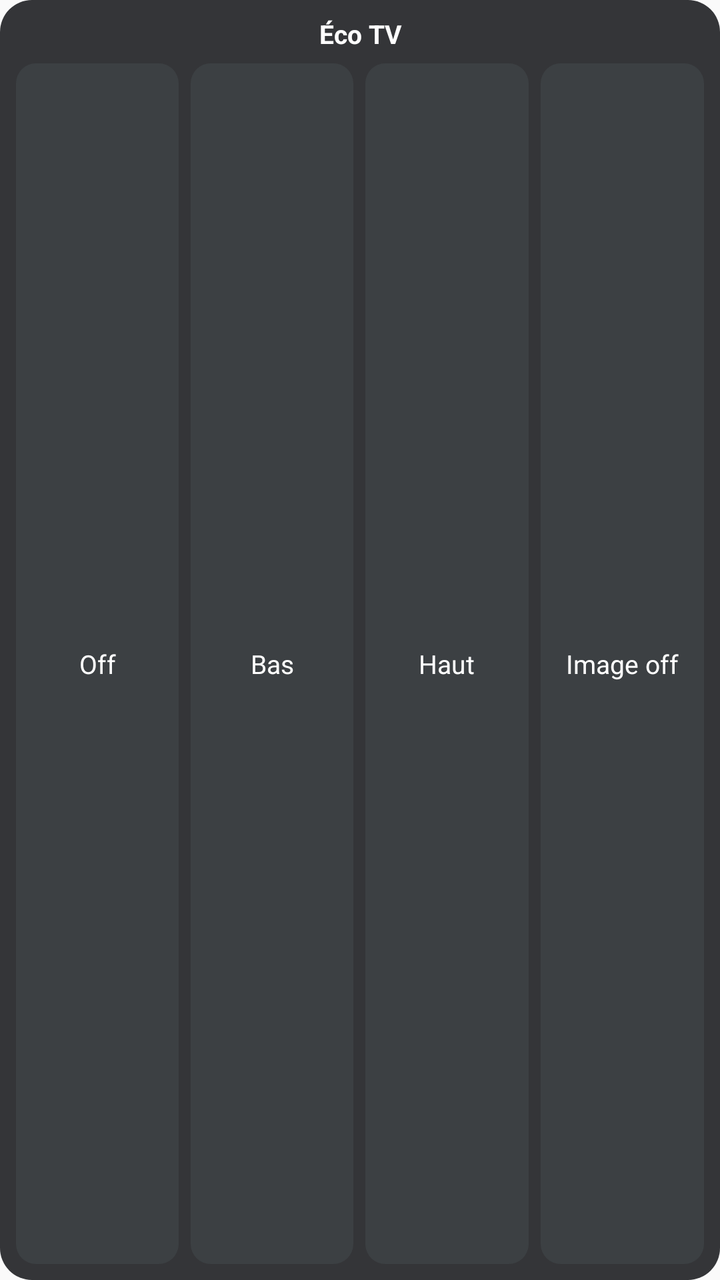
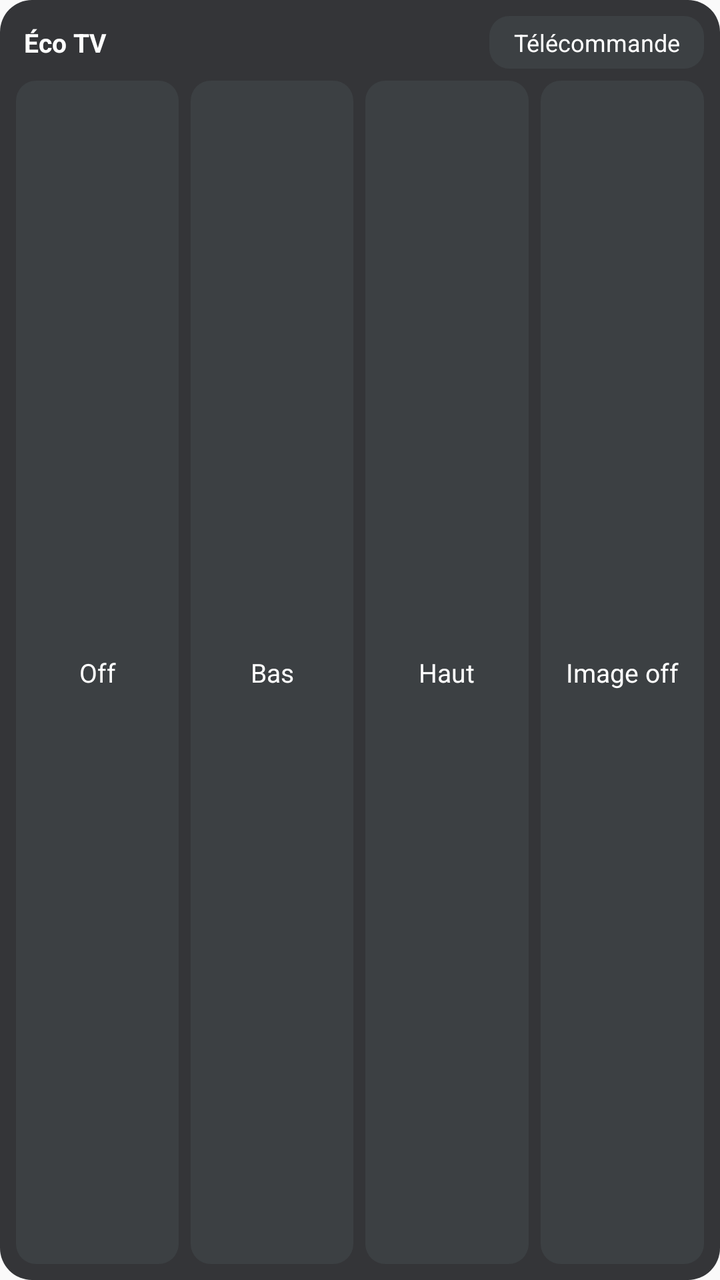

Screens rendered from an Android XML layout before and after an edit, with the pre-edit source and the edit as a unified diff.
<!-- AndroidManifest.xml: application theme android:Theme.Material.Light.DarkActionBar -->
<!-- res/layout/widget_eco.xml -->
<?xml version="1.0" encoding="utf-8"?>
<LinearLayout xmlns:android="http://schemas.android.com/apk/res/android"
    android:layout_width="match_parent"
    android:layout_height="match_parent"
    android:background="@drawable/widget_bg"
    android:orientation="vertical"
    android:padding="8dp">

    <TextView
        android:id="@+id/widget_title"
        android:layout_width="match_parent"
        android:layout_height="wrap_content"
        android:gravity="center"
        android:paddingBottom="6dp"
        android:text="@string/widget_title_default"
        android:textColor="#FFFFFF"
        android:textSize="13sp"
        android:textStyle="bold" />

    <LinearLayout
        android:layout_width="match_parent"
        android:layout_height="0dp"
        android:layout_weight="1"
        android:orientation="horizontal">

        <TextView
            android:id="@+id/btn_off"
            android:layout_width="0dp"
            android:layout_height="match_parent"
            android:layout_marginEnd="3dp"
            android:layout_weight="1"
            android:background="@drawable/btn_idle"
            android:gravity="center"
            android:text="@string/mode_off"
            android:textColor="#FFFFFF"
            android:textSize="13sp" />

        <TextView
            android:id="@+id/btn_low"
            android:layout_width="0dp"
            android:layout_height="match_parent"
            android:layout_marginStart="3dp"
            android:layout_marginEnd="3dp"
            android:layout_weight="1"
            android:background="@drawable/btn_idle"
            android:gravity="center"
            android:text="@string/mode_low"
            android:textColor="#FFFFFF"
            android:textSize="13sp" />

        <TextView
            android:id="@+id/btn_high"
            android:layout_width="0dp"
            android:layout_height="match_parent"
            android:layout_marginStart="3dp"
            android:layout_marginEnd="3dp"
            android:layout_weight="1"
            android:background="@drawable/btn_idle"
            android:gravity="center"
            android:text="@string/mode_high"
            android:textColor="#FFFFFF"
            android:textSize="13sp" />

        <TextView
            android:id="@+id/btn_picture_off"
            android:layout_width="0dp"
            android:layout_height="match_parent"
            android:layout_marginStart="3dp"
            android:layout_weight="1"
            android:background="@drawable/btn_idle"
            android:gravity="center"
            android:text="@string/mode_picture_off"
            android:textColor="#FFFFFF"
            android:textSize="13sp" />
    </LinearLayout>
</LinearLayout>
<!-- resources referenced by this layout -->
<resources>
  <!-- drawable btn_idle (drawable) -->
  <?xml version="1.0" encoding="utf-8"?>
  <shape xmlns:android="http://schemas.android.com/apk/res/android"
      android:shape="rectangle">
      <solid android:color="#FF3C4043" />
      <corners android:radius="10dp" />
  </shape>
  <!-- drawable widget_bg (drawable) -->
  <?xml version="1.0" encoding="utf-8"?>
  <shape xmlns:android="http://schemas.android.com/apk/res/android"
      android:shape="rectangle">
      <solid android:color="#E6202124" />
      <corners android:radius="16dp" />
  </shape>
  <string name="mode_high">Haut</string>
  <string name="mode_low">Bas</string>
  <string name="mode_off">Off</string>
  <string name="mode_picture_off">Image off</string>
  <string name="widget_title_default">Éco TV</string>
</resources>

<!-- the commit's change to res/layout/widget_eco.xml (unified diff, before → after) -->
@@ -6,16 +6,39 @@
     android:orientation="vertical"
     android:padding="8dp">
 
-    <TextView
-        android:id="@+id/widget_title"
+    <LinearLayout
         android:layout_width="match_parent"
         android:layout_height="wrap_content"
-        android:gravity="center"
-        android:paddingBottom="6dp"
-        android:text="@string/widget_title_default"
-        android:textColor="#FFFFFF"
-        android:textSize="13sp"
-        android:textStyle="bold" />
+        android:gravity="center_vertical"
+        android:orientation="horizontal"
+        android:paddingBottom="6dp">
+
+        <TextView
+            android:id="@+id/widget_title"
+            android:layout_width="0dp"
+            android:layout_height="wrap_content"
+            android:layout_weight="1"
+            android:gravity="center_vertical"
+            android:paddingStart="4dp"
+            android:text="@string/widget_title_default"
+            android:textColor="#FFFFFF"
+            android:textSize="13sp"
+            android:textStyle="bold" />
+
+        <TextView
+            android:id="@+id/btn_remote"
+            android:layout_width="wrap_content"
+            android:layout_height="wrap_content"
+            android:background="@drawable/btn_idle"
+            android:gravity="center"
+            android:paddingStart="12dp"
+            android:paddingTop="5dp"
+            android:paddingEnd="12dp"
+            android:paddingBottom="5dp"
+            android:text="@string/widget_remote"
+            android:textColor="#FFFFFF"
+            android:textSize="12sp" />
+    </LinearLayout>
 
     <LinearLayout
         android:layout_width="match_parent"
<!-- resource entries referenced after the edit -->
@@ -18,6 +18,7 @@
   <string name="mode_low">Bas</string>
   <string name="mode_off">Off</string>
   <string name="mode_picture_off">Image off</string>
+  <string name="widget_remote">Télécommande</string>
   <string name="widget_title_default">Éco TV</string>
 </resources>
 
